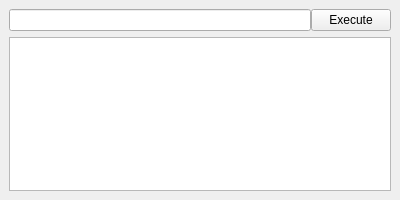
The window that DockWidget/OutputDockWidget.ui (wario-land/WL4Editor) describes before a commit, drawn with Qt 5.
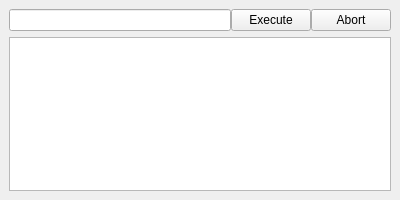
The same window after the commit.

Commit message:
Scripting features tweak 20230104 (#421)
* several tweaks on script stuff

- modify logics of 2 GetFitnessJoinTile16 functions
- change the API container name from "interface" to "WL4EditorInterface" due to js unimplemented but reserved keywords
- Add API: DoEvents()

* Add "Abort" button for js output dock widget

* add function QString ScriptInterface::GetCurRoomAllDoorsRangeData()

* magic number to static const int

* update CI

* change the CI, again

* will CI work this time?

```diff
--- a/DockWidget/OutputDockWidget.ui
+++ b/DockWidget/OutputDockWidget.ui
@@ -10,9 +10,6 @@
     <height>200</height>
    </rect>
   </property>
-  <property name="features">
-   <set>QDockWidget::AllDockWidgetFeatures</set>
-  </property>
   <property name="allowedAreas">
    <set>Qt::BottomDockWidgetArea</set>
   </property>
@@ -43,6 +40,13 @@
         </property>
        </widget>
       </item>
+      <item>
+       <widget class="QPushButton" name="pushButton_Abort">
+        <property name="text">
+         <string>Abort</string>
+        </property>
+       </widget>
+      </item>
      </layout>
     </item>
     <item>
```
The commit also changes 8 other files.
